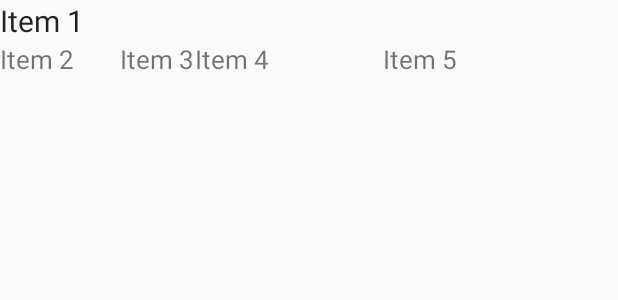
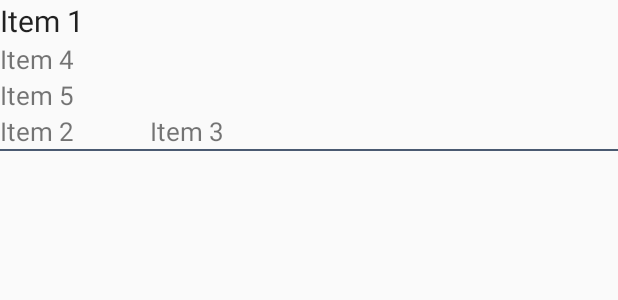
Before and after one commit to AlexandreMenegassi/Sistema-de-Gerenciamento-Operacional, an Android app: the layout row_list_station.xml on its own in the app's theme, with its tools: preview values and no code run, on a phone screen of 412 x 824 dp. Shown: the top 300 px of the screen. Run offline under Robolectric (Android 15) with nearby library versions, the phone set to English and light mode, and no system bars.

Commit message:
Refatorando layout para listagem das estações

```diff
--- a/app/src/main/res/layout/row_list_station_activity.xml
+++ b/app/src/main/res/layout/row_list_station.xml
@@ -12,13 +12,29 @@
         android:textAppearance="@style/TextAppearance.AppCompat.Large"
         android:textSize="20sp" />
 
+        <TextView
+            android:id="@+id/title4"
+            android:layout_width="wrap_content"
+            android:layout_height="wrap_content"
+            android:text="Item 4"
+            android:textAppearance="@style/TextAppearance.AppCompat.Small"
+            android:textSize="17sp" />
+
+        <TextView
+            android:id="@+id/title5"
+            android:layout_width="wrap_content"
+            android:layout_height="wrap_content"
+            android:text="Item 5"
+            android:textAppearance="@style/TextAppearance.AppCompat.Small"
+            android:textSize="17sp" />
+
     <TableRow
-        android:layout_width="wrap_content"
+        android:layout_width="match_parent"
         android:layout_height="wrap_content">
 
         <TextView
             android:id="@+id/title2"
-            android:layout_width="80dp"
+            android:layout_width="100dp"
             android:layout_height="wrap_content"
             android:text="Item 2"
             android:textAppearance="@style/TextAppearance.AppCompat.Small"
@@ -26,27 +42,15 @@
 
         <TextView
             android:id="@+id/title3"
-            android:layout_width="50dp"
+            android:layout_width="100dp"
             android:layout_height="wrap_content"
             android:text="Item 3"
             android:textAppearance="@style/TextAppearance.AppCompat.Small"
             android:textSize="17sp" />
+    </TableRow>
 
-        <TextView
-            android:id="@+id/title4"
-            android:layout_width="125dp"
-            android:layout_height="wrap_content"
-            android:text="Item 4"
-            android:textAppearance="@style/TextAppearance.AppCompat.Small"
-            android:textSize="17sp" />
-
-        <TextView
-            android:id="@+id/title5"
-            android:layout_width="match_parent"
-            android:layout_height="wrap_content"
-            android:text="Item 5"
-            android:textAppearance="@style/TextAppearance.AppCompat.Small"
-            android:textSize="17sp" />
-
-    </TableRow>
+    <LinearLayout
+        android:layout_width="match_parent"
+        android:layout_height="1dp"
+        android:background="#4a5a71"></LinearLayout>
 </LinearLayout>
```
